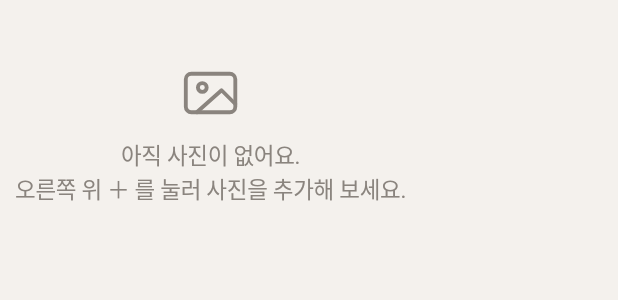
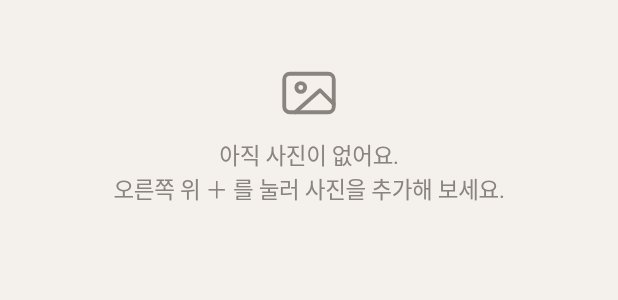
Before and after one commit to 2aslx/Snapback, a Flutter app: the SnapEmpty widget shown alone on an empty page, opened directly, on a phone screen of 412 x 824 dp. Shown: the top 300 px of the screen. Run offline on Flutter 3.47's test engine with Material 3 defaults, Android fonts, the phone set to English and light mode, and no system bars; our stand-ins replace flutter_svg, image_picker, material_ui, shared_preferences; missing offline and left inert: exif, idb_shim, photo_manager, photo_manager_image_provider; accounts and stored records are empty; network calls fail.

Commit message:
refactor: force empty state widget to expand full width

```diff
--- a/flutter_app/lib/widgets/common_widgets.dart
+++ b/flutter_app/lib/widgets/common_widgets.dart
@@ -1167,7 +1167,9 @@ class SnapEmpty extends StatelessWidget {
   @override
   Widget build(BuildContext context) {
     final c = context.sc;
-    return Padding(
+    // 부모가 왼쪽 정렬이어도 항상 가로 전체를 차지해 가운데 정렬 (.empty)
+    return Container(
+      width: double.infinity,
       padding: const EdgeInsets.symmetric(horizontal: 10, vertical: 40),
       child: Column(
         children: [
```
Also changed, not shown: 1 other file.
